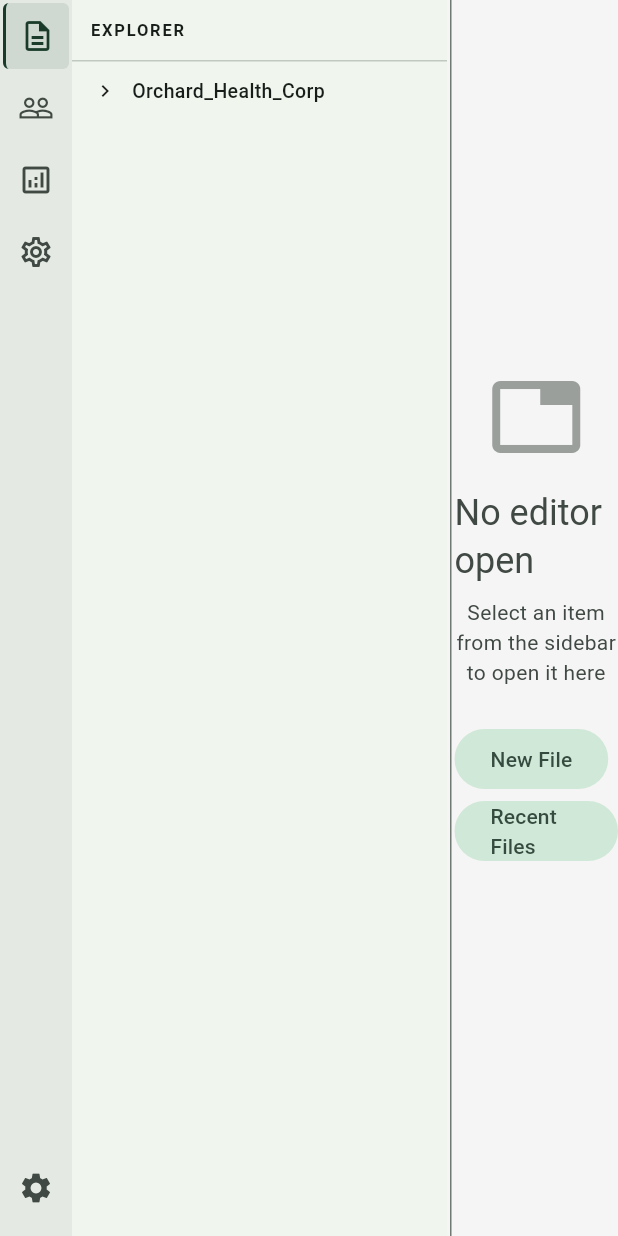
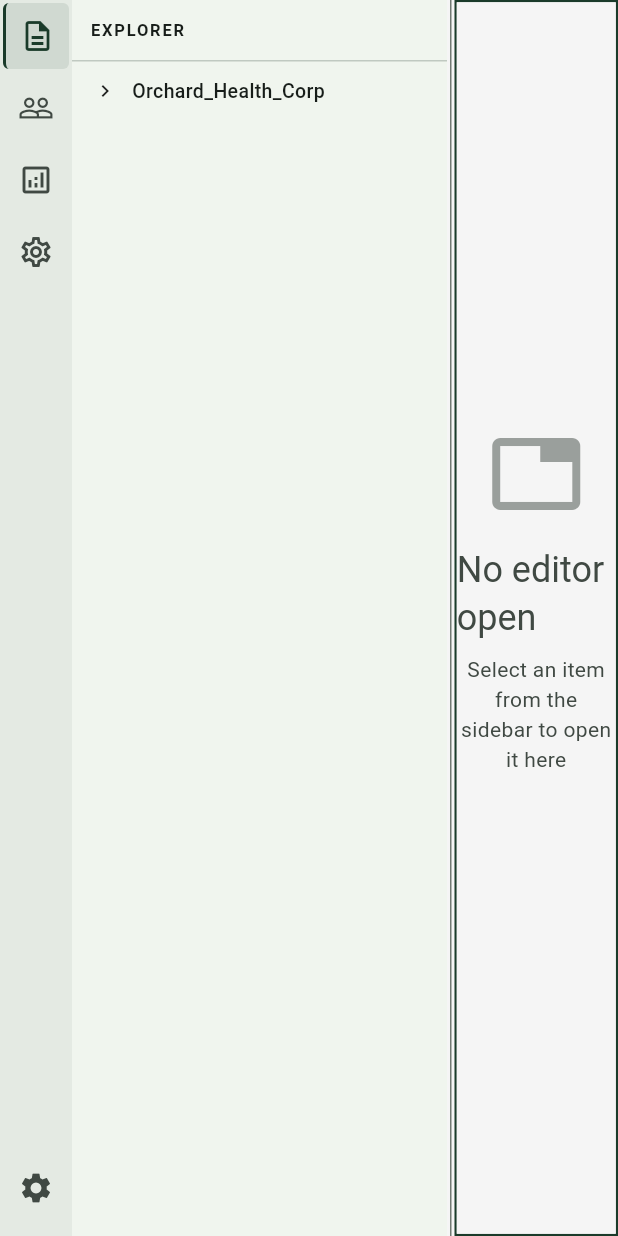
Before and after one commit to off-by-2/off_ide, a Flutter app: the screen it shows after launch, on a phone screen of 412 x 824 dp. Run offline on Flutter 3.47's test engine with Material 3 defaults, Android fonts, the phone set to English and light mode, and no system bars; our stand-ins replace equatable, flutter_bloc, hydrated_bloc.

Commit message:
feat(split-editor): support custom empty pane builder and pane focus
SplitEditor now uses emptyPaneBuilder from WorkspaceConfig when
available, falling back to the default _EmptyPane. Each pane
dispatches SetActivePane on tap for proper focus tracking.

```diff
--- a/lib/src/widgets/split_editor.dart
+++ b/lib/src/widgets/split_editor.dart
@@ -51,15 +51,23 @@ class _PaneSelectorState extends Equatable {
     required this.activeTab,
     required this.canSplit,
     required this.canClose,
+    required this.isActivePane,
   });
 
   final List<TabData> tabs;
   final TabData? activeTab;
   final bool canSplit;
   final bool canClose;
+  final bool isActivePane;
 
   @override
-  List<Object?> get props => [tabs, activeTab, canSplit, canClose];
+  List<Object?> get props => [
+    tabs,
+    activeTab,
+    canSplit,
+    canClose,
+    isActivePane,
+  ];
 }
 
 /// Widget for displaying a single editor pane
@@ -82,10 +90,25 @@ class _SinglePane extends StatelessWidget {
           activeTab: state.getActiveTabInPane(paneIndex),
           canSplit: state.splitConfiguration.splitCount < 2,
           canClose: state.splitConfiguration.splitCount > 1,
+          isActivePane: state.activePaneIndex == paneIndex,
         );
       },
       builder: (context, state) {
-        return Column(
+        return GestureDetector(
+          behavior: HitTestBehavior.translucent,
+          onTapDown: (_) {
+            context.read<WorkspaceBloc>().add(SetActivePane(paneIndex));
+          },
+          child: Container(
+            decoration: BoxDecoration(
+              border: state.isActivePane
+                  ? Border.all(
+                      color: Theme.of(context).colorScheme.primary,
+                      width: 1.5,
+                    )
+                  : null,
+            ),
+            child: Column(
               children: [
                 // Tab bar for this pane
                 WorkspaceTabBar(
@@ -98,14 +121,35 @@ class _SinglePane extends StatelessWidget {
 
                 // Content area
                 Expanded(
-              child: ColoredBox(
-                color: Theme.of(context).colorScheme.surface,
+                  child: DragTarget<String>(
+                    onWillAcceptWithDetails: (details) =>
+                        details.data.isNotEmpty,
+                    onAcceptWithDetails: (details) {
+                      context.read<WorkspaceBloc>().add(
+                        OpenTab(
+                          pageId: details.data,
+                          title:
+                              details.data, // Bloc will handle title if needed
+                          paneIndex: paneIndex,
+                        ),
+                      );
+                    },
+                    builder: (context, candidateData, rejectedData) {
+                      return ColoredBox(
+                        color: candidateData.isNotEmpty
+                            ? Theme.of(context).colorScheme.primaryContainer
+                                  .withValues(alpha: .3)
+                            : Theme.of(context).colorScheme.surface,
                         child: state.activeTab != null
                             ? _buildPageContent(context, state.activeTab!)
-                    : _EmptyPane(paneIndex: paneIndex),
+                            : _buildEmptyPane(context, paneIndex),
+                      );
+                    },
                   ),
                 ),
               ],
+            ),
+          ),
         );
       },
     );
@@ -140,6 +184,19 @@ class _SinglePane extends StatelessWidget {
     }
 
     return pageBuilder(context, tab.pageArgs);
+  }
+
+  /// Build the empty pane content using config's emptyPaneBuilder or default
+  Widget _buildEmptyPane(BuildContext context, int paneIdx) {
+    final config = context
+        .findAncestorWidgetOfExactType<WorkspaceShell>()
+        ?.config;
+
+    if (config?.emptyPaneBuilder != null) {
+      return config!.emptyPaneBuilder!(context, paneIdx);
+    }
+
+    return _EmptyPane(paneIndex: paneIdx);
   }
 }
 
@@ -295,25 +352,6 @@ class _EmptyPane extends StatelessWidget {
           ),
 
           const SizedBox(height: 24),
-
-          // Quick actions
-          Wrap(
-            spacing: 8,
-            children: [
-              FilledButton.tonal(
-                onPressed: () {
-                  // TODO(user): Add quick action to create new file
-                },
-                child: const Text('New File'),
-              ),
-              FilledButton.tonal(
-                onPressed: () {
-                  // TODO(user): Add quick action to show recent files
-                },
-                child: const Text('Recent Files'),
-              ),
-            ],
-          ),
         ],
       ),
     );
```
Lines whose indentation alone changed are shown as unchanged.
